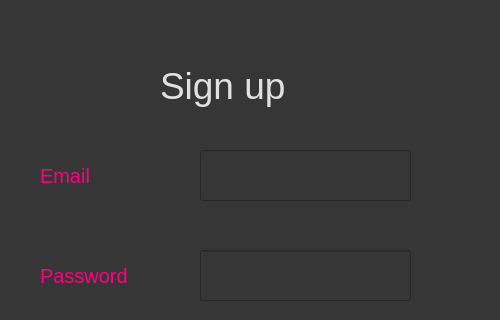
Qt form Front End/createacc.ui (3wes22/Online-Course-Scheduler) before a commit; both pictures show x 0 to 500 and y 0 to 320 of the 500 by 640 pixel window.
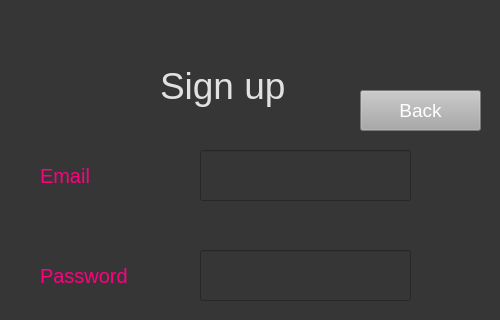
The same form after that commit.

Patch:
```diff
--- a/Front End/createacc.ui
+++ b/Front End/createacc.ui
@@ -157,6 +157,22 @@
     <string/>
    </property>
   </widget>
+  <widget class="QPushButton" name="backButton">
+   <property name="geometry">
+    <rect>
+     <x>360</x>
+     <y>90</y>
+     <width>121</width>
+     <height>41</height>
+    </rect>
+   </property>
+   <property name="styleSheet">
+    <string notr="true">background-color: rgb(167, 168, 167); font-size:14pt; color:rgb(255, 255, 255)</string>
+   </property>
+   <property name="text">
+    <string>Back</string>
+   </property>
+  </widget>
  </widget>
  <resources/>
  <connections/>
```
